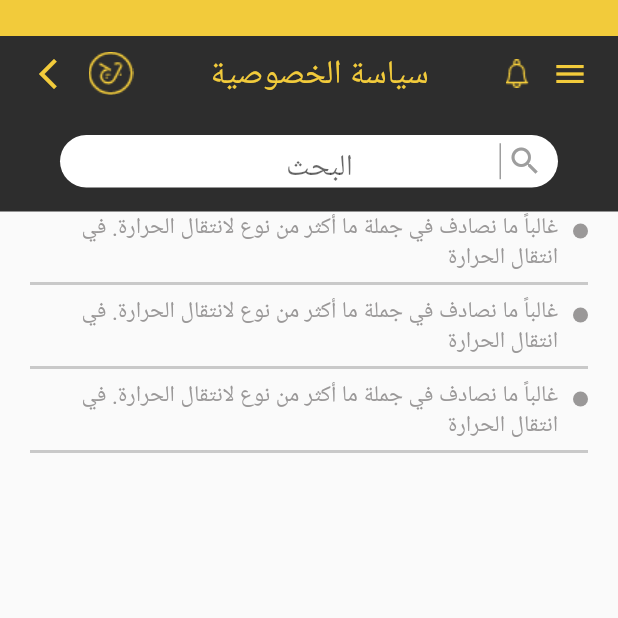
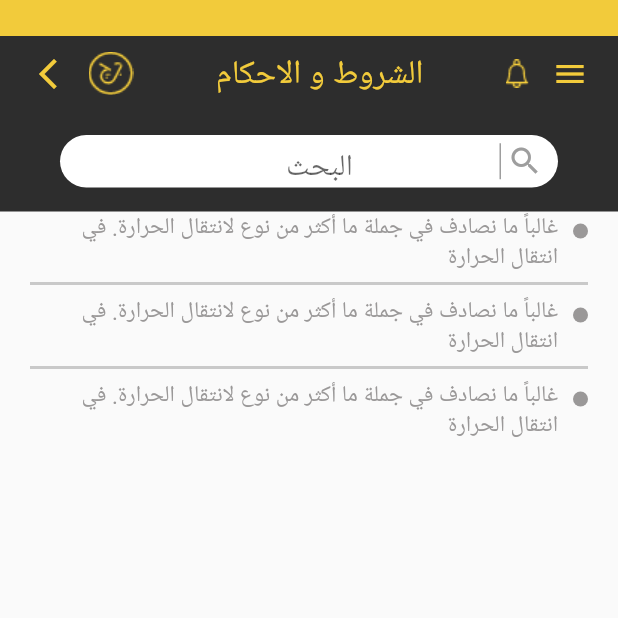
Before and after one commit to Ahmed20Salah/JP-App, a Flutter app: the screen it shows after launch, on a phone screen of 412 x 824 dp, the top half of it. Run offline on Flutter 3.47's test engine with Material 2 defaults, Android fonts, the phone set to English and light mode, and no system bars.

Commit message:
terms page

```diff
--- a/lib/main.dart
+++ b/lib/main.dart
@@ -9,6 +9,7 @@ import 'package:jp/ui/pages/item_description.dart';
 import 'package:jp/ui/pages/order.dart';
 import 'package:jp/ui/pages/other.dart';
 import 'package:jp/ui/pages/policy.dart';
+import 'package:jp/ui/pages/terms.dart';
 
 import 'ui/pages/register.dart';
 
@@ -33,7 +34,7 @@ class MyApp extends StatelessWidget {
       theme: ThemeData(
         primarySwatch: Colors.blue,
       ),
-      home: Policy(),
+      home: Terms(),
     );
   }
 }
--- /dev/null
+++ b/lib/ui/pages/terms.dart
@@ -0,0 +1,50 @@
+import 'package:flutter/material.dart';
+import 'package:jp/ui/widgets/appbar.dart';
+import 'package:jp/ui/widgets/notification_bar.dart';
+import 'package:jp/ui/widgets/policy_text.dart';
+import 'package:jp/ui/widgets/search.dart';
+
+class Terms extends StatelessWidget {
+  final List<String> _data = [
+    'غالباً ما نصادف في جملة ما أكثر من نوع لانتقال الحرارة. في انتقال الحرارة',
+    'غالباً ما نصادف في جملة ما أكثر من نوع لانتقال الحرارة. في انتقال الحرارة',
+    'غالباً ما نصادف في جملة ما أكثر من نوع لانتقال الحرارة. في انتقال الحرارة'
+  ];
+
+  @override
+  Widget build(BuildContext context) {
+    return Scaffold(
+      body: SingleChildScrollView(
+        child: Column(
+          children: <Widget>[
+            NotificationBar(),
+            Appbar('الشروط و الاحكام'),
+            Search(),
+            Container(
+              margin: EdgeInsets.symmetric(horizontal: 20.0),
+              height: MediaQuery.of(context).size.height - 80.0,
+              child: ListView.builder(
+                itemCount: _data.length,
+                itemBuilder: (context, index) {
+                  return Container(
+                    child: Column(
+                      children: <Widget>[
+                        PolicyText(_data[index]),
+                        index == _data.length -1
+                            ? Container()
+                            : Divider(
+                                color: Color(0xffC9C9C9),
+                                thickness: 2,
+                              )
+                      ],
+                    ),
+                  );
+                },
+              ),
+            )
+          ],
+        ),
+      ),
+    );
+  }
+}
```
